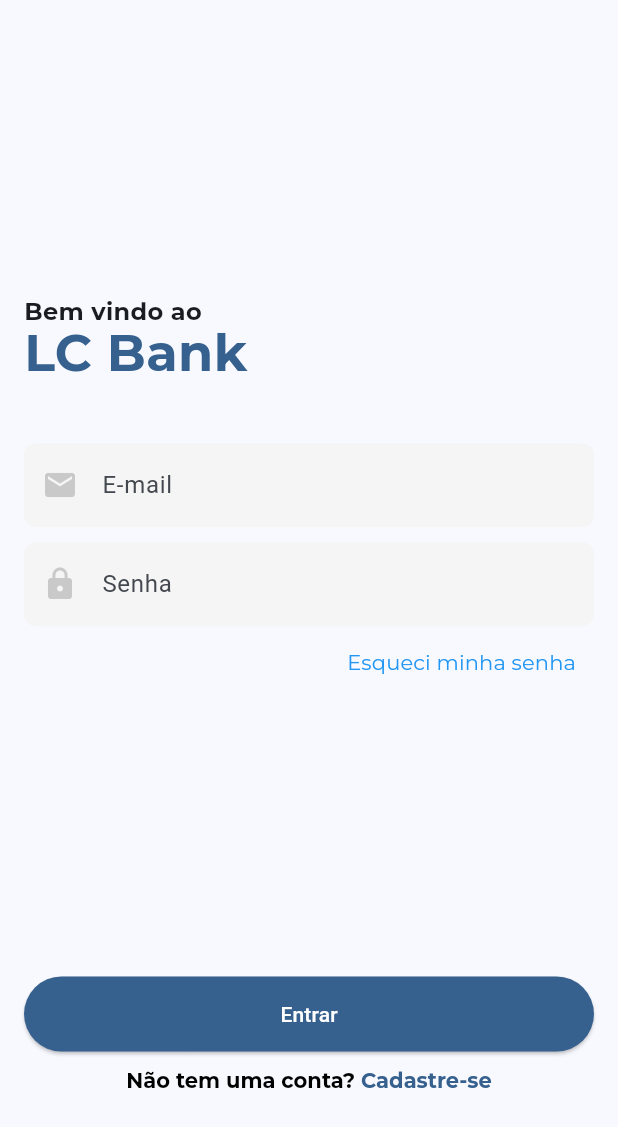
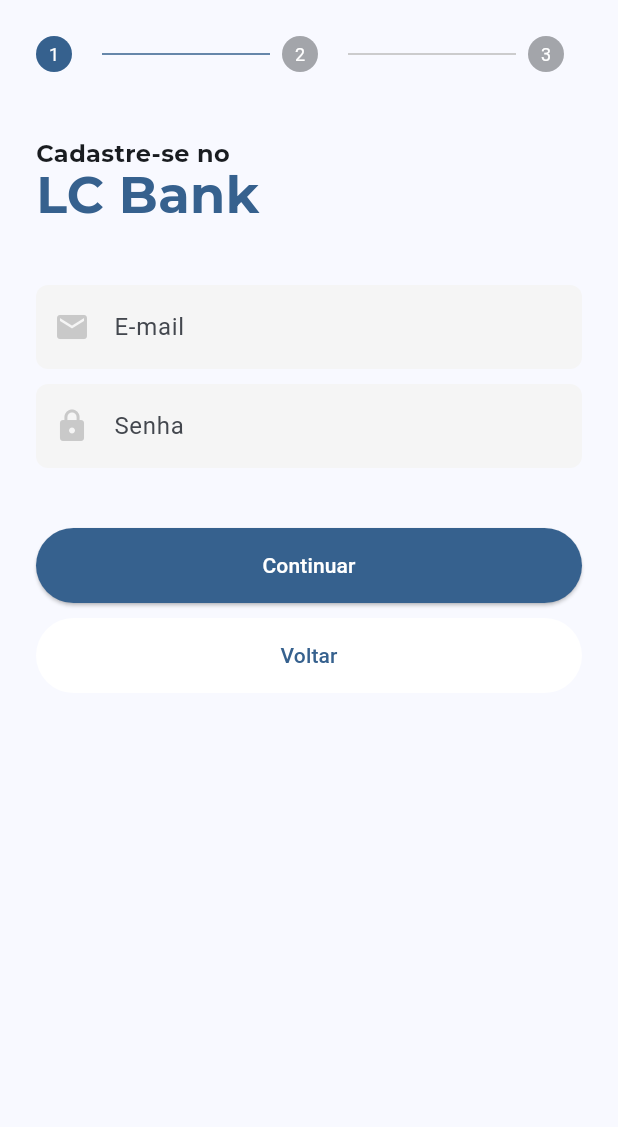
Before and after one commit to fwctecnologia/caixa-hackaton-app, a Flutter app: the screen it shows after launch, after a tap on "Entrar", on a phone screen of 412 x 824 dp. Shown: the top 1127 px of the screen. Run offline on Flutter 3.47's test engine with Material 2 defaults, Android fonts, the phone set to English and light mode, and no system bars; our stand-ins replace get, google_fonts.

Commit message:
feat: adding register ui

```diff
--- a/lib/app/modules/auth/auth_screen.dart
+++ b/lib/app/modules/auth/auth_screen.dart
@@ -1,4 +1,6 @@
+import 'package:caixa_hackaton_app/app/modules/auth/register_screen.dart';
 import 'package:flutter/material.dart';
+import 'package:get/get.dart';
 import 'package:google_fonts/google_fonts.dart';
 
 class AuthScreen extends StatefulWidget {
@@ -95,12 +97,25 @@
                           backgroundColor: Theme.of(context).colorScheme.primary,
                           foregroundColor: Colors.white,
                         ),
-                        onPressed: () {},
+                        onPressed: () {
+                          Get.to(RegisterScreen());
+                        },
                         child: const Text('Entrar'),
                       ),
                     ),
                     Container(height: 10),
                     Center(
+                      child: GestureDetector(
+                        onTap: () {
+                          Navigator.push(
+                            context,
+                            MaterialPageRoute(
+                              builder: (context) {
+                                return RegisterScreen();
+                              },
+                            ),
+                          );
+                        },
                         child: RichText(
                           text: TextSpan(
                             text: 'Não tem uma conta? ',
@@ -120,6 +135,7 @@
                           ),
                         ),
                       ),
+                    ),
                     Container(height: 80),
                   ],
                 ),
--- /dev/null
+++ b/lib/app/modules/auth/register_screen.dart
@@ -0,0 +1,314 @@
+import 'package:flutter/material.dart';
+import 'package:google_fonts/google_fonts.dart';
+
+import 'auth_screen.dart';
+
+class RegisterScreen extends StatefulWidget {
+  const RegisterScreen({super.key});
+
+  @override
+  State<RegisterScreen> createState() => _RegisterScreenState();
+}
+
+class _RegisterScreenState extends State<RegisterScreen> {
+  int _currentStep = 0;
+
+  @override
+  Widget build(BuildContext context) {
+    print("a");
+    return Scaffold(
+      body: SafeArea(
+        child: Column(
+          mainAxisAlignment: MainAxisAlignment.center,
+          children: [
+            Expanded(
+              child: Stepper(
+                type: StepperType.horizontal,
+                elevation: 0,
+                currentStep: _currentStep,
+                controlsBuilder: (BuildContext context, cd) {
+                  return Column(
+                    children: <Widget>[
+                      Container(height: 40),
+                      SizedBox(
+                        width: double.infinity,
+                        height: 50,
+                        child: ElevatedButton(
+                          style: ElevatedButton.styleFrom(
+                            backgroundColor: Theme.of(context).colorScheme.primary,
+                            foregroundColor: Colors.white,
+                          ),
+                          onPressed: () {
+                            if(_currentStep == 2){
+                              Navigator.push(
+                                context,
+                                MaterialPageRoute(
+                                  builder: (context) {
+                                    return AuthScreen();
+                                  },
+                                ),
+                              );
+                              return;
+                            }
+                            _currentStep += 1;
+                            setState(() {});
+                          },
+                          child: const Text('Continuar'),
+                        ),
+                      ),
+                      Container(height: 10),
+                      SizedBox(
+                        width: double.infinity,
+                        height: 50,
+                        child: ElevatedButton(
+                          style: ElevatedButton.styleFrom(
+                            backgroundColor: Colors.white,
+                            shadowColor: Colors.white,
+                            elevation: 0,
+                            foregroundColor: Theme.of(context).colorScheme.primary,
+                          ),
+                          onPressed: () {
+                            if (_currentStep == 0) return;
+                            _currentStep -= 1;
+                            setState(() {});
+                          },
+                          child: const Text('Voltar'),
+                        ),
+                      ),
+                    ],
+                  );
+                },
+                steps: [
+                  Step(
+                    title: Text(
+                      '',
+                      style: GoogleFonts.montserrat(),
+                    ),
+                    content: Column(
+                      crossAxisAlignment: CrossAxisAlignment.start,
+                      children: <Widget>[
+                        Text(
+                          'Cadastre-se no',
+                          style: GoogleFonts.montserrat(
+                            height: 0.8,
+                            fontWeight: FontWeight.bold,
+                            fontSize: 16,
+                          ),
+                        ),
+                        Text(
+                          'LC Bank',
+                          style: GoogleFonts.montserrat(
+                            height: 1.2,
+                            fontWeight: FontWeight.bold,
+                            fontSize: 34,
+                            color: Theme.of(context).colorScheme.primary,
+                          ),
+                        ),
+                        Container(height: 40),
+                        TextField(
+                          decoration: InputDecoration(
+                            border: OutlineInputBorder(
+                              borderRadius: BorderRadius.circular(8),
+                              borderSide: BorderSide.none,
+                            ),
+                            labelText: 'E-mail',
+                            prefixIcon: Icon(
+                              Icons.email,
+                              color: Colors.grey.withOpacity(0.5),
+                            ),
+                            fillColor: Colors.grey[100],
+                            filled: true,
+                          ),
+                        ),
+                        Container(height: 10),
+                        TextField(
+                          decoration: InputDecoration(
+                            border: OutlineInputBorder(
+                              borderRadius: BorderRadius.circular(8),
+                              borderSide: BorderSide.none,
+                            ),
+                            labelText: 'Senha',
+                            prefixIcon: Icon(
+                              Icons.lock,
+                              color: Colors.grey.withOpacity(0.5),
+                            ),
+                            fillColor: Colors.grey[100],
+                            filled: true,
+                          ),
+                        ),
+                      ],
+                    ),
+                    isActive: _currentStep >= 0,
+                    state: _currentStep >= 1 ? StepState.complete : StepState.disabled,
+                  ),
+                  Step(
+                    title: Text(
+                      '',
+                      style: GoogleFonts.montserrat(),
+                    ),
+                    content: Column(
+                      crossAxisAlignment: CrossAxisAlignment.start,
+                      children: <Widget>[
+                        Text(
+                          'Informacoes de contato',
+                          style: GoogleFonts.montserrat(
+                            height: 0.8,
+                            fontWeight: FontWeight.bold,
+                            fontSize: 16,
+                          ),
+                        ),
+                        Container(height: 40),
+                        TextField(
+                          decoration: InputDecoration(
+                            border: OutlineInputBorder(
+                              borderRadius: BorderRadius.circular(8),
+                              borderSide: BorderSide.none,
+                            ),
+                            labelText: 'Nome',
+                            prefixIcon: Icon(
+                              Icons.email,
+                              color: Colors.grey.withOpacity(0.5),
+                            ),
+                            fillColor: Colors.grey[100],
+                            filled: true,
+                          ),
+                        ),
+                        Container(height: 10),
+                        TextField(
+                          decoration: InputDecoration(
+                            border: OutlineInputBorder(
+                              borderRadius: BorderRadius.circular(8),
+                              borderSide: BorderSide.none,
+                            ),
+                            labelText: 'Sobrenome',
+                            prefixIcon: Icon(
+                              Icons.email,
+                              color: Colors.grey.withOpacity(0.5),
+                            ),
+                            fillColor: Colors.grey[100],
+                            filled: true,
+                          ),
+                        ),
+                        Container(height: 10),
+                        TextField(
+                          decoration: InputDecoration(
+                            border: OutlineInputBorder(
+                              borderRadius: BorderRadius.circular(8),
+                              borderSide: BorderSide.none,
+                            ),
+                            labelText: 'Telefone',
+                            prefixIcon: Icon(
+                              Icons.email,
+                              color: Colors.grey.withOpacity(0.5),
+                            ),
+                            fillColor: Colors.grey[100],
+                            filled: true,
+                          ),
+                        ),
+                      ],
+                    ),
+                    isActive: _currentStep >= 1,
+                    state: _currentStep >= 1 ? StepState.complete : StepState.disabled,
+                  ),
+                  Step(
+                    title: Text(
+                      '',
+                      style: GoogleFonts.montserrat(),
+                    ),
+                    content: Column(
+                      crossAxisAlignment: CrossAxisAlignment.start,
+                      children: <Widget>[
+                        Text(
+                          'Falta pouco! Confirme os dados',
+                          style: GoogleFonts.montserrat(
+                            height: 0.8,
+                            fontWeight: FontWeight.bold,
+                            fontSize: 16,
+                          ),
+                        ),
+                        Container(height: 40),
+                        TextField(
+                          controller: TextEditingController(text: "fulano@gmail.com"),
+                          readOnly: true,
+                          decoration: InputDecoration(
+                            border: OutlineInputBorder(
+                              borderRadius: BorderRadius.circular(8),
+                              borderSide: BorderSide.none,
+                            ),
+                            labelText: 'E-mail',
+                            prefixIcon: Icon(
+                              Icons.email,
+                              color: Colors.grey.withOpacity(0.5),
+                            ),
+                            fillColor: Colors.grey[100],
+                            filled: true,
+                          ),
+                        ),
+                        Container(height: 10),
+                        TextField(
+                          controller: TextEditingController(text: "Fulano de tal"),
+                          readOnly: true,
+                          decoration: InputDecoration(
+                            border: OutlineInputBorder(
+                              borderRadius: BorderRadius.circular(8),
+                              borderSide: BorderSide.none,
+                            ),
+                            labelText: 'Nome',
+                            prefixIcon: Icon(
+                              Icons.email,
+                              color: Colors.grey.withOpacity(0.5),
+                            ),
+                            fillColor: Colors.grey[100],
+                            filled: true,
+                          ),
+                        ),
+                        Container(height: 10),
+                        TextField(
+                          controller: TextEditingController(text: "da Silva"),
+                          readOnly: true,
+                          decoration: InputDecoration(
+                            border: OutlineInputBorder(
+                              borderRadius: BorderRadius.circular(8),
+                              borderSide: BorderSide.none,
+                            ),
+                            labelText: 'Sobrenome',
+                            prefixIcon: Icon(
+                              Icons.email,
+                              color: Colors.grey.withOpacity(0.5),
+                            ),
+                            fillColor: Colors.grey[100],
+                            filled: true,
+                          ),
+                        ),
+                        Container(height: 10),
+                        TextField(
+                          controller: TextEditingController(text: "(71) 9 9999-9999"),
+                          readOnly: true,
+                          decoration: InputDecoration(
+                            border: OutlineInputBorder(
+                              borderRadius: BorderRadius.circular(8),
+                              borderSide: BorderSide.none,
+                            ),
+                            labelText: 'Telefone',
+                            prefixIcon: Icon(
+                              Icons.email,
+                              color: Colors.grey.withOpacity(0.5),
+                            ),
+                            fillColor: Colors.grey[100],
+                            filled: true,
+                          ),
+                        ),
+                      ],
+                    ),
+                    isActive: _currentStep >= 2,
+                    state: _currentStep >= 2 ? StepState.complete : StepState.disabled,
+                  ),
+                ],
+              ),
+            ),
+          ],
+        ),
+      ),
+    );
+  }
+}
--- a/lib/main.dart
+++ b/lib/main.dart
@@ -1,5 +1,6 @@
 import 'package:caixa_hackaton_app/app/modules/auth/auth_screen.dart';
 import 'package:flutter/material.dart';
+import 'package:get/get.dart';
 
 void main() {
   runApp(const MyApp());
@@ -18,6 +19,7 @@
         useMaterial3: true,
       ),
       home: const AuthScreen(),
+      key: Get.key,
     );
   }
 }
--- a/pubspec.yaml
+++ b/pubspec.yaml
@@ -36,6 +36,7 @@
   # Use with the CupertinoIcons class for iOS style icons.
   cupertino_icons: ^1.0.2
   google_fonts: ^5.1.0
+  get: ^4.6.5
 
 dev_dependencies:
   flutter_test:
```
Also changed, not shown: pubspec.lock. Lines whose indentation alone changed are shown as unchanged.
